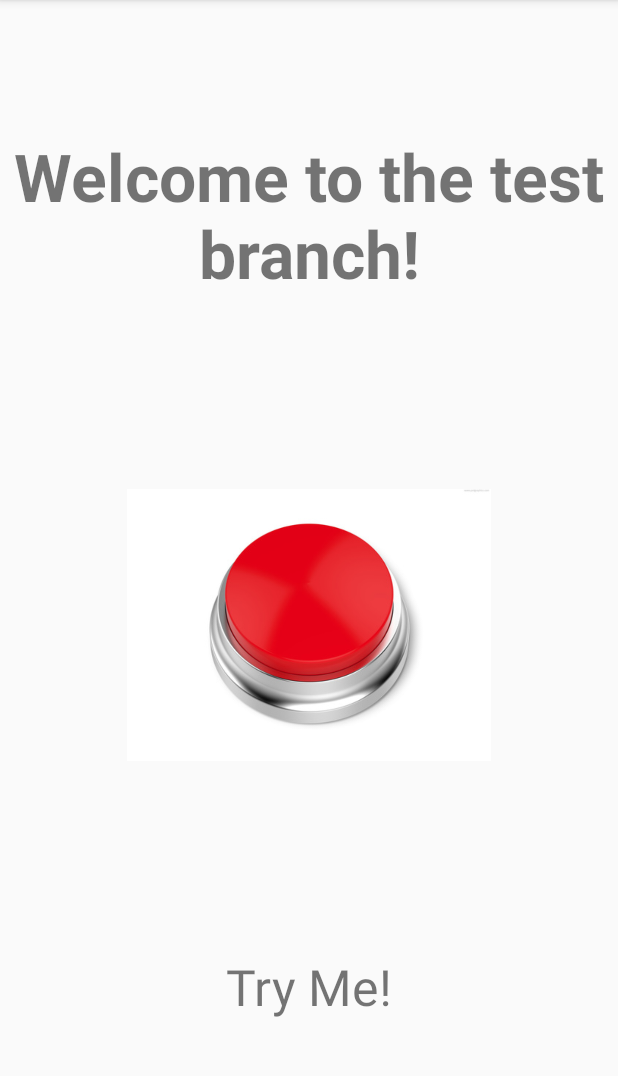
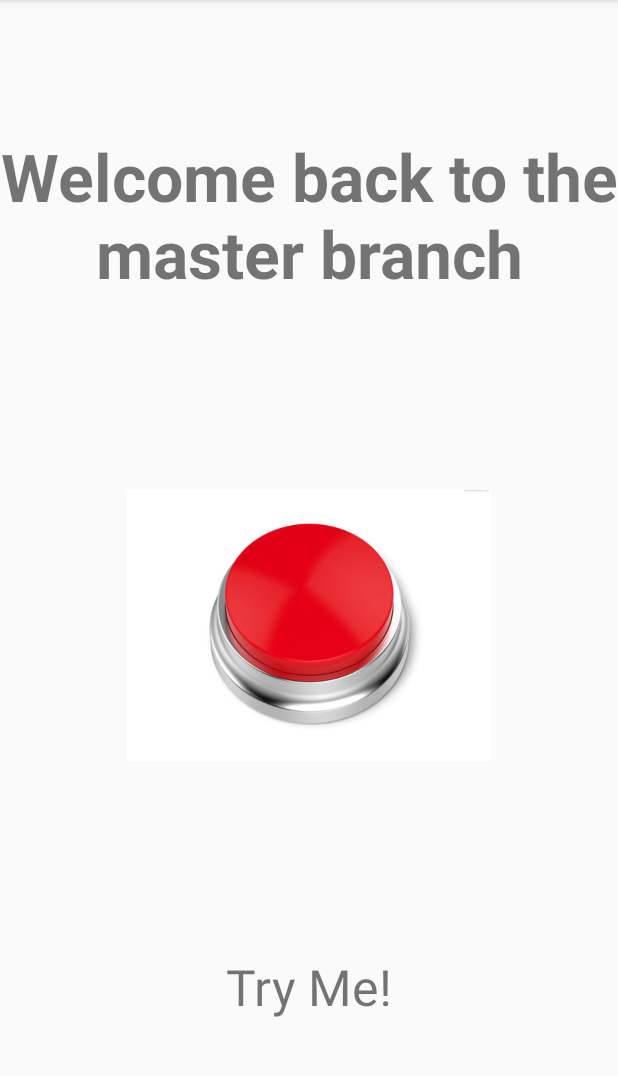
Before and after one commit to rpezzuti/TheButton, an Android app: the screen it shows after launch (MainActivity), on a phone screen of 412 x 824 dp, the part 84-1160 px from its top. Run offline under Robolectric (Android 15) with nearby library versions, the phone set to English and light mode, and no system bars.

Commit message:
back to master

```diff
--- a/app/src/main/res/values/strings.xml
+++ b/app/src/main/res/values/strings.xml
@@ -23,7 +23,7 @@
     <string name="text_chimes">Chimes</string>
     <string name="text_fart">Fart</string>
     <string name="text_teehee">Teehee</string>
-    <string name="text_welcome">Welcome to the test branch!</string>
+    <string name="text_welcome">Welcome back to the master branch</string>
     <string name="text_try_me">Try Me!</string>
 
     <!-- Messages -->
```
